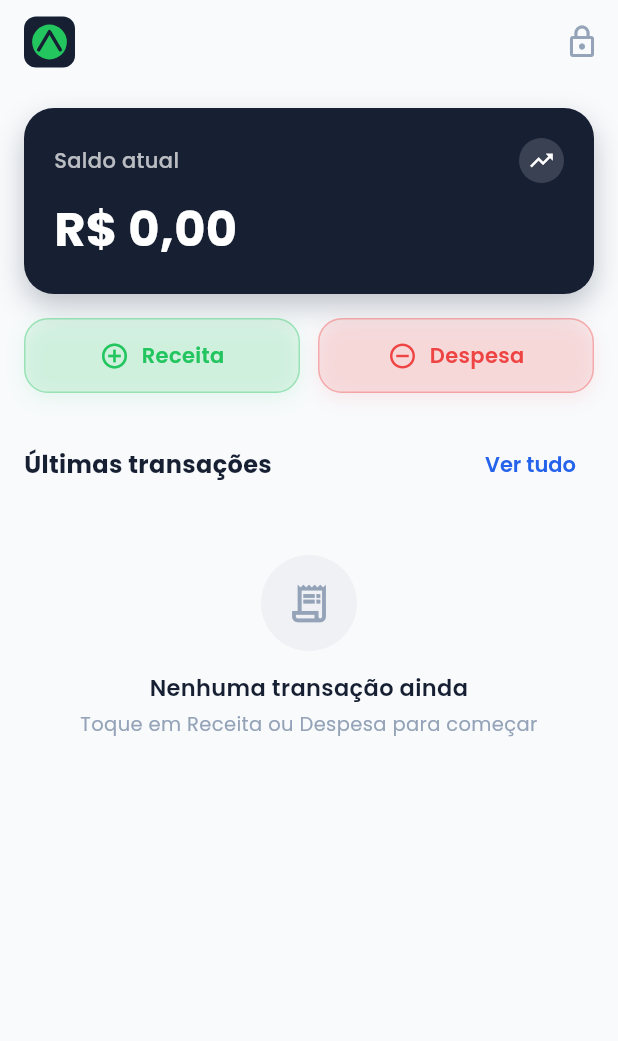
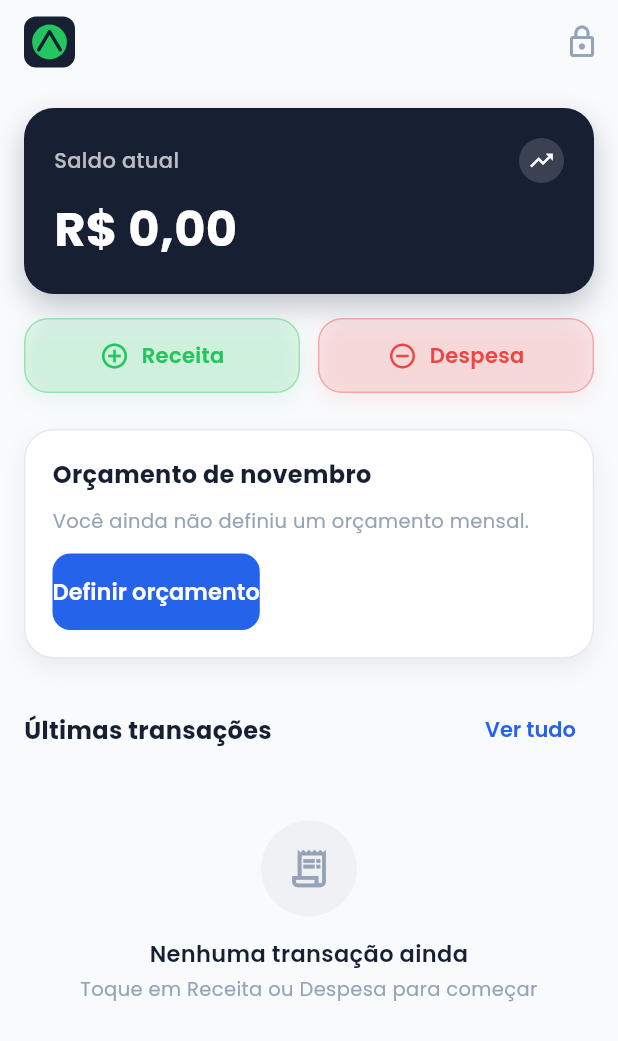
Before and after one commit to itsAGBS/DinDin, a Flutter app: the screen it shows once a user with an empty profile is signed in, on a phone screen of 412 x 824 dp. Shown: the top 1041 px of the screen. Run offline on Flutter 3.47's test engine with Material 3 defaults, Android fonts, the phone set to English and light mode, and no system bars; our stand-ins replace cloud_firestore, firebase_auth, firebase_core, flutter_secure_storage, google_fonts, google_sign_in and 2 more; accounts and stored records are empty.

Commit message:
feat: adiciona acompanhamento visual do orcamento no dashboard

```diff
--- a/lib/screens/dashboard_screen.dart
+++ b/lib/screens/dashboard_screen.dart
@@ -6,9 +6,11 @@ import '../theme/app_colors.dart';
 import '../utils/page_transitions.dart';
 import '../widgets/dindin_logo.dart';
 import '../widgets/estado_vazio.dart';
+import '../widgets/orcamento_mensal_card.dart';
 import '../widgets/saldo_card.dart';
 import '../widgets/transacao_tile.dart';
 import 'historico_screen.dart';
+import 'orcamento_screen.dart';
 import 'transacao_form_screen.dart';
 import 'configurar_bloqueio_screen.dart';
 
@@ -27,10 +29,17 @@ class DashboardScreen extends StatelessWidget {
     );
   }
 
+  void _abrirOrcamento(BuildContext context) {
+    Navigator.of(context).push(
+      rotaComTransicaoSuave(const OrcamentoScreen()),
+    );
+  }
+
   @override
   Widget build(BuildContext context) {
     final provider = context.watch<TransactionProvider>();
     final cores = context.cores;
+    final referencia = DateTime.now();
 
     return Scaffold(
       appBar: AppBar(
@@ -53,13 +62,13 @@ class DashboardScreen extends StatelessWidget {
         child: provider.carregando
             ? const Center(child: CircularProgressIndicator())
             : RefreshIndicator(
-          onRefresh: () => context.read<TransactionProvider>().carregarDados(),
+                onRefresh: () =>
+                    context.read<TransactionProvider>().carregarDados(),
                 child: ListView(
                   padding: const EdgeInsets.fromLTRB(16, 16, 16, 24),
                   children: [
                     SaldoCard(saldo: provider.saldo),
                     const SizedBox(height: 16),
-
                     Row(
                       children: [
                         Expanded(
@@ -67,7 +76,10 @@ class DashboardScreen extends StatelessWidget {
                             label: 'Receita',
                             icone: Icons.add_circle_outline,
                             cor: cores.receita,
-                      onTap: () => _abrirFormulario(context, TransactionType.receita),
+                            onTap: () => _abrirFormulario(
+                              context,
+                              TransactionType.receita,
+                            ),
                           ),
                         ),
                         const SizedBox(width: 12),
@@ -76,13 +88,22 @@ class DashboardScreen extends StatelessWidget {
                             label: 'Despesa',
                             icone: Icons.remove_circle_outline,
                             cor: cores.despesa,
-                      onTap: () => _abrirFormulario(context, TransactionType.despesa),
+                            onTap: () => _abrirFormulario(
+                              context,
+                              TransactionType.despesa,
+                            ),
                           ),
                         ),
                       ],
                     ),
                     const SizedBox(height: 24),
-
+                    OrcamentoMensalCard(
+                      limite: provider.limiteMensal,
+                      gasto: provider.gastoMesAtual,
+                      referencia: referencia,
+                      onConfigurar: () => _abrirOrcamento(context),
+                    ),
+                    const SizedBox(height: 24),
                     Row(
                       mainAxisAlignment: MainAxisAlignment.spaceBetween,
                       children: [
@@ -111,7 +132,6 @@ class DashboardScreen extends StatelessWidget {
                       ],
                     ),
                     const SizedBox(height: 4),
-
                     if (provider.ultimasTransacoes.isEmpty)
                       const EstadoVazio(
                         icone: Icons.receipt_long_outlined,
--- /dev/null
+++ b/lib/widgets/orcamento_mensal_card.dart
@@ -0,0 +1,244 @@
+import 'dart:math' as math;
+
+import 'package:flutter/material.dart';
+import 'package:google_fonts/google_fonts.dart';
+
+import '../theme/app_colors.dart';
+import '../utils/calculos_mensais.dart';
+import '../utils/formatos_br.dart';
+
+/// Card de acompanhamento do orçamento mensal.
+/// Recebe dados prontos e não acessa Provider ou banco diretamente.
+class OrcamentoMensalCard extends StatelessWidget {
+  final double? limite;
+  final double gasto;
+  final DateTime referencia;
+  final VoidCallback onConfigurar;
+
+  const OrcamentoMensalCard({
+    super.key,
+    required this.limite,
+    required this.gasto,
+    required this.referencia,
+    required this.onConfigurar,
+  });
+
+  @override
+  Widget build(BuildContext context) {
+    final cores = context.cores;
+    final limiteDefinido = limite;
+
+    return Container(
+      width: double.infinity,
+      padding: const EdgeInsets.all(18),
+      decoration: BoxDecoration(
+        color: cores.cardFundo,
+        borderRadius: BorderRadius.circular(20),
+        border: Border.all(color: cores.borda),
+        boxShadow: [
+          BoxShadow(
+            color: cores.sombra,
+            blurRadius: 12,
+            offset: const Offset(0, 6),
+          ),
+        ],
+      ),
+      child: Column(
+        crossAxisAlignment: CrossAxisAlignment.start,
+        children: [
+          Row(
+            children: [
+              Expanded(
+                child: Text(
+                  'Orçamento de ${FormatosBR.nomeDoMes(referencia.month)}',
+                  style: GoogleFonts.poppins(
+                    fontSize: 16,
+                    fontWeight: FontWeight.w700,
+                    color: cores.textoPrincipal,
+                  ),
+                ),
+              ),
+              if (limiteDefinido != null)
+                TextButton.icon(
+                  onPressed: onConfigurar,
+                  icon: Icon(Icons.edit_outlined, size: 16, color: cores.azul),
+                  label: Text(
+                    'Editar limite',
+                    style: GoogleFonts.poppins(
+                      fontSize: 12,
+                      fontWeight: FontWeight.w600,
+                      color: cores.azul,
+                    ),
+                  ),
+                ),
+            ],
+          ),
+          const SizedBox(height: 10),
+          if (limiteDefinido == null)
+            _SemOrcamento(onDefinir: onConfigurar)
+          else
+            _ComOrcamento(limite: limiteDefinido, gasto: gasto),
+        ],
+      ),
+    );
+  }
+}
+
+class _SemOrcamento extends StatelessWidget {
+  final VoidCallback onDefinir;
+
+  const _SemOrcamento({required this.onDefinir});
+
+  @override
+  Widget build(BuildContext context) {
+    final cores = context.cores;
+
+    return Column(
+      crossAxisAlignment: CrossAxisAlignment.start,
+      children: [
+        Text(
+          'Você ainda não definiu um orçamento mensal.',
+          style: GoogleFonts.poppins(
+            fontSize: 13,
+            color: cores.textoSecundario,
+          ),
+        ),
+        const SizedBox(height: 12),
+        FilledButton(
+          onPressed: onDefinir,
+          style: FilledButton.styleFrom(
+            backgroundColor: cores.azul,
+            foregroundColor: Colors.white,
+            shape: RoundedRectangleBorder(
+              borderRadius: BorderRadius.circular(12),
+            ),
+          ),
+          child: Text(
+            'Definir orçamento',
+            style: GoogleFonts.poppins(fontWeight: FontWeight.w600),
+          ),
+        ),
+      ],
+    );
+  }
+}
+
+class _ComOrcamento extends StatelessWidget {
+  final double limite;
+  final double gasto;
+
+  const _ComOrcamento({required this.limite, required this.gasto});
+
+  Color _corDoNivel(AppPalette cores, NivelOrcamento nivel) {
+    return switch (nivel) {
+      NivelOrcamento.controlado => cores.receita,
+      NivelOrcamento.atencao => cores.alerta,
+      _ => cores.despesa,
+    };
+  }
+
+  IconData _iconeDoNivel(NivelOrcamento nivel) {
+    return switch (nivel) {
+      NivelOrcamento.controlado => Icons.check_circle_outline,
+      NivelOrcamento.atencao => Icons.warning_amber_rounded,
+      _ => Icons.error_outline,
+    };
+  }
+
+  String _mensagem(NivelOrcamento nivel, double fracao, double excedente) {
+    return switch (nivel) {
+      NivelOrcamento.controlado => 'Seu orçamento está sob controle.',
+      NivelOrcamento.atencao =>
+        'Atenção: você já utilizou ${FormatosBR.percentualTruncado(fracao * 100)} do orçamento.',
+      NivelOrcamento.proximo =>
+        'Cuidado: você está próximo do limite mensal.',
+      NivelOrcamento.atingido => 'Você atingiu seu limite mensal.',
+      NivelOrcamento.excedido =>
+        'Orçamento excedido em ${FormatosBR.moeda(excedente)}.',
+    };
+  }
+
+  @override
+  Widget build(BuildContext context) {
+    final cores = context.cores;
+    final nivel = CalculosMensais.nivel(gasto, limite);
+    final fracao = CalculosMensais.fracaoUsada(gasto, limite);
+    final cor = _corDoNivel(cores, nivel);
+    final excedido = nivel == NivelOrcamento.excedido;
+    final excedente = math.max(0.0, gasto - limite).toDouble();
+    final restante = math.max(0.0, limite - gasto).toDouble();
+
+    return Column(
+      crossAxisAlignment: CrossAxisAlignment.start,
+      children: [
+        Text(
+          '${FormatosBR.moeda(gasto)} de ${FormatosBR.moeda(limite)}',
+          style: GoogleFonts.poppins(
+            fontSize: 14,
+            fontWeight: FontWeight.w500,
+            color: cores.textoSecundario,
+          ),
+        ),
+        const SizedBox(height: 10),
+        Row(
+          children: [
+            Expanded(
+              child: ClipRRect(
+                borderRadius: BorderRadius.circular(8),
+                child: LinearProgressIndicator(
+                  value: fracao.clamp(0.0, 1.0).toDouble(),
+                  minHeight: 10,
+                  backgroundColor: cores.overlaySutil,
+                  valueColor: AlwaysStoppedAnimation<Color>(cor),
+                ),
+              ),
+            ),
+            const SizedBox(width: 10),
+            Text(
+              FormatosBR.percentualTruncado(fracao * 100),
+              style: GoogleFonts.poppins(
+                fontSize: 13,
+                fontWeight: FontWeight.w700,
+                color: cor,
+              ),
+            ),
+          ],
+        ),
+        const SizedBox(height: 14),
+        Text(
+          excedido ? 'Excedido em' : 'Você ainda pode gastar',
+          style: GoogleFonts.poppins(
+            fontSize: 12,
+            color: cores.textoSecundario,
+          ),
+        ),
+        Text(
+          FormatosBR.moeda(excedido ? excedente : restante),
+          style: GoogleFonts.poppins(
+            fontSize: 22,
+            fontWeight: FontWeight.w700,
+            color: excedido ? cores.despesa : cores.textoPrincipal,
+          ),
+        ),
+        const SizedBox(height: 10),
+        Row(
+          crossAxisAlignment: CrossAxisAlignment.start,
+          children: [
+            Icon(_iconeDoNivel(nivel), size: 18, color: cor),
+            const SizedBox(width: 8),
+            Expanded(
+              child: Text(
+                _mensagem(nivel, fracao, excedente),
+                style: GoogleFonts.poppins(
+                  fontSize: 12.5,
+                  fontWeight: FontWeight.w500,
+                  color: cor,
+                ),
+              ),
+            ),
+          ],
+        ),
+      ],
+    );
+  }
+}
```
Lines whose indentation alone changed are shown as unchanged.
